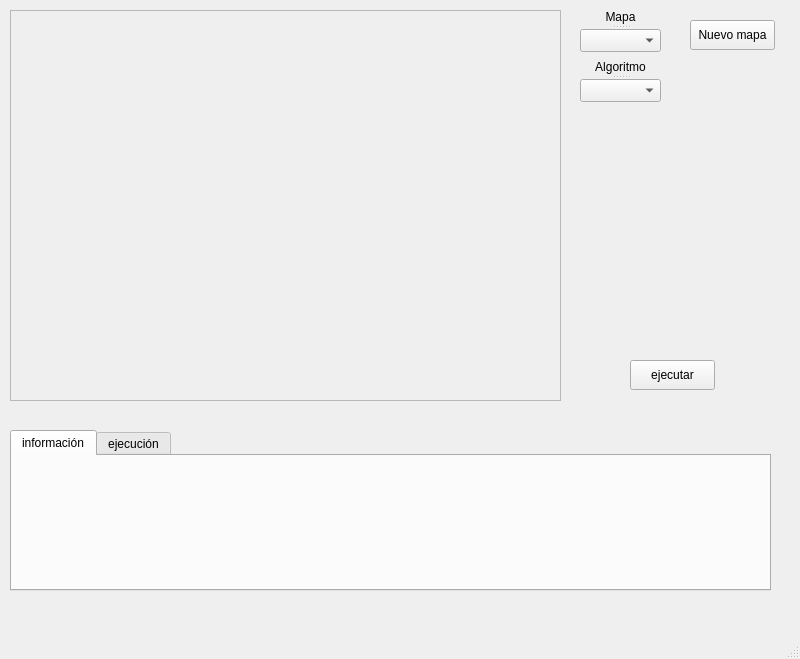
Above: gui_src/tsp_gui.ui from Bercero/Tsp_coa before the change. Below: the same form after it.
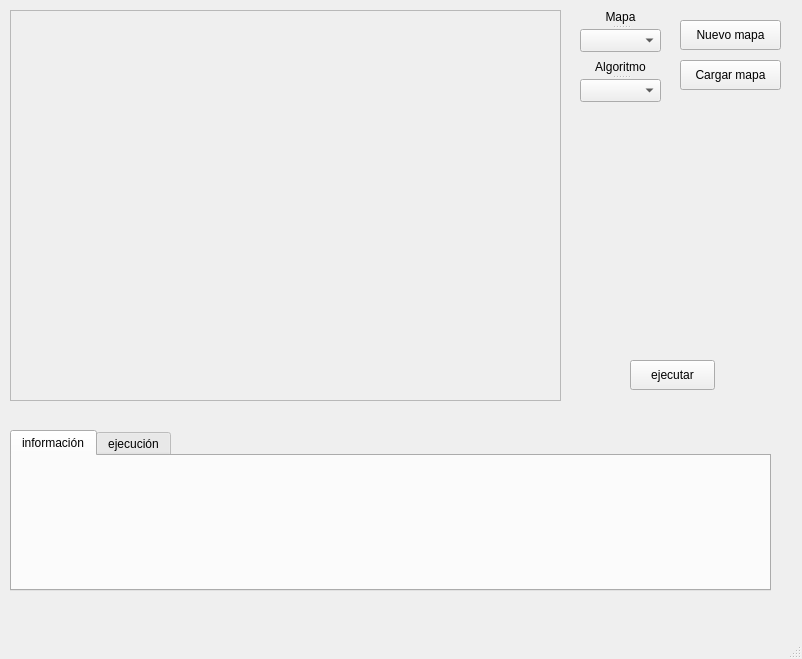
That is the form after the change.

Commit message: se carga el mapa mediante gui

```diff
--- a/gui_src/tsp_gui.ui
+++ b/gui_src/tsp_gui.ui
@@ -6,7 +6,7 @@
    <rect>
     <x>0</x>
     <y>0</y>
-    <width>800</width>
+    <width>802</width>
     <height>659</height>
    </rect>
   </property>
@@ -33,9 +33,9 @@
    <widget class="QPushButton" name="newMapaButton">
     <property name="geometry">
      <rect>
-      <x>690</x>
+      <x>680</x>
       <y>20</y>
-      <width>85</width>
+      <width>101</width>
       <height>30</height>
      </rect>
     </property>
@@ -115,7 +115,20 @@
       <string>&lt;html&gt;&lt;head/&gt;&lt;body&gt;&lt;p align=&quot;center&quot;&gt;Mapa&lt;/p&gt;&lt;/body&gt;&lt;/html&gt;</string>
      </property>
     </widget>
-    <widget class="QComboBox" name="comboBoxMapa"/>
+    <widget class="QComboBox" name="mapaComboBox"/>
+   </widget>
+   <widget class="QPushButton" name="cargarMapaButton">
+    <property name="geometry">
+     <rect>
+      <x>680</x>
+      <y>60</y>
+      <width>101</width>
+      <height>30</height>
+     </rect>
+    </property>
+    <property name="text">
+     <string>Cargar mapa</string>
+    </property>
    </widget>
   </widget>
   <widget class="QMenuBar" name="menubar">
```
Left out of the diff: 14 changed lines with no effect on the pictures. The commit also changes 6 other files.
